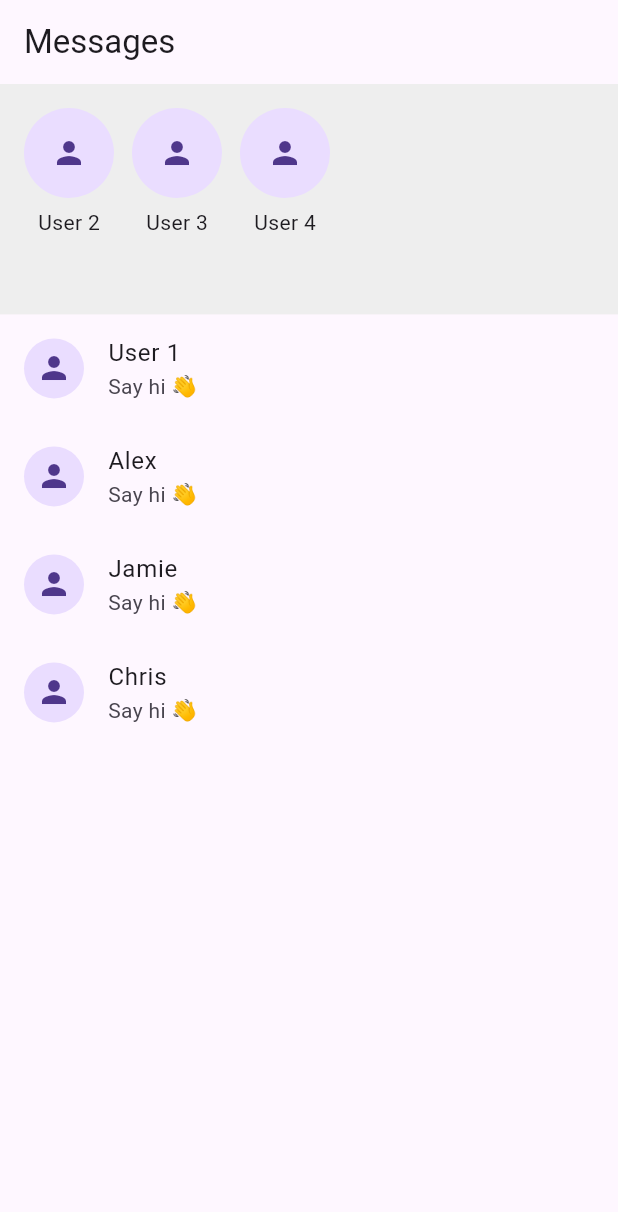
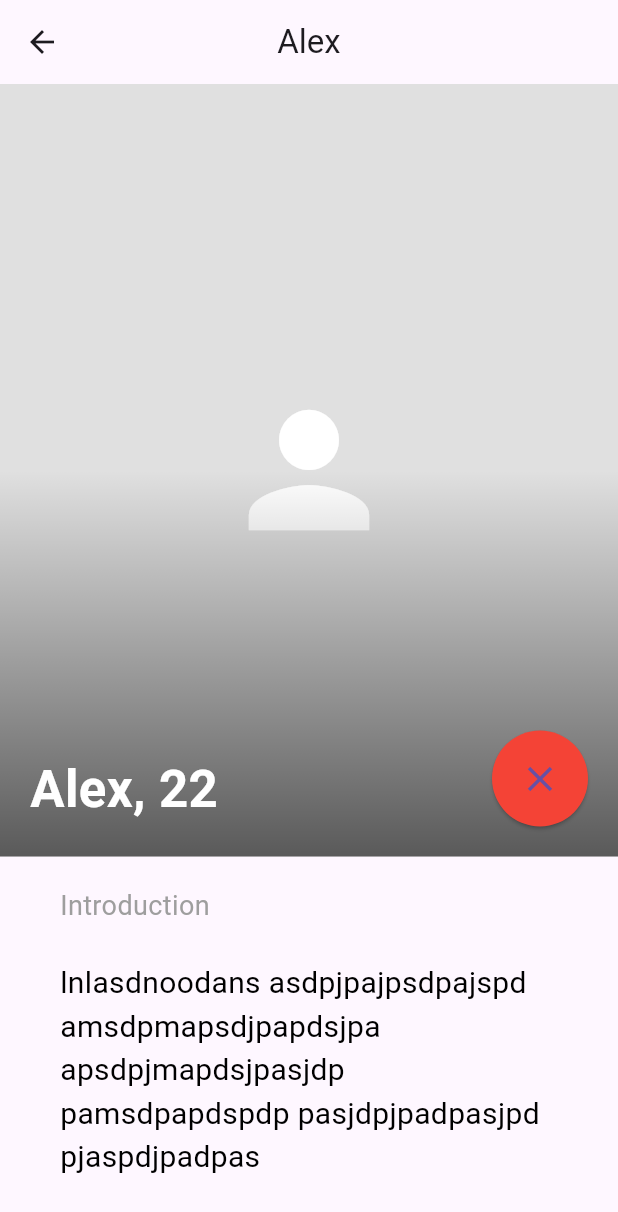
Before and after one commit to alanpbenny/trying_flutter, a Flutter app: the MessagesScreen screen opened directly, after a tap on "User 1", on a phone screen of 412 x 824 dp. Shown: the top 1212 px of the screen. Run offline on Flutter 3.47's test engine with Material 3 defaults, Android fonts, the phone set to English and light mode, and no system bars; accounts and stored records are empty.

Commit message:
latest changes

```diff
--- a/lib/messages_screen.dart
+++ b/lib/messages_screen.dart
@@ -1,6 +1,6 @@
 import 'package:flutter/material.dart';
 import 'messages.dart';
-
+import 'otherProfile_scree.dart';
 class MessagesScreen extends StatefulWidget {
   const MessagesScreen({super.key});
 
@@ -94,7 +94,14 @@ class _MessagesScreenState extends State<MessagesScreen> {
                   return Padding(
                     padding: const EdgeInsets.only(right: 12),
                     child: GestureDetector(
-                      onTap: () => acceptMatch(user),
+                      onTap: () {
+                        Navigator.push(
+                      context,
+                      MaterialPageRoute(
+                        builder: (context) => OtherProfileScreen(),
+                      ),
+                    );
+                      },
                       child: Column(
                         mainAxisSize: MainAxisSize.min,
                         children: [
--- /dev/null
+++ b/lib/otherProfile_scree.dart
@@ -0,0 +1,104 @@
+import 'package:flutter/material.dart';
+import '../models/current_user.dart';
+
+class OtherProfileScreen extends StatelessWidget {
+  final String name = "Alex";
+  final String age = "22";
+  final String gym = "Western Gym";
+  final String goal = "Muscle Gain";
+
+  const OtherProfileScreen({super.key});
+
+  @override
+  Widget build(BuildContext context) {
+    return Scaffold(
+      appBar: AppBar(title: Text(name), centerTitle: true),
+      body: SingleChildScrollView(
+        child: Column(
+          crossAxisAlignment: CrossAxisAlignment.start,
+          children: [
+            AspectRatio(
+              aspectRatio: 4 / 5,
+              child: Stack(
+                children: [
+                  // 🔽 Image layer
+                  Container(
+                    width: double.infinity,
+                    color: Colors.grey[300],
+                    child: const Center(
+                      child: Icon(Icons.person, size: 120, color: Colors.white),
+                    ),
+                  ),
+
+                  // 🔽 Gradient overlay (makes text readable)
+                  Positioned.fill(
+                    child: Container(
+                      decoration: BoxDecoration(
+                        gradient: LinearGradient(
+                          begin: Alignment.bottomCenter,
+                          end: Alignment.center,
+                          colors: [
+                            Colors.black.withOpacity(0.6),
+                            Colors.transparent,
+                          ],
+                        ),
+                      ),
+                    ),
+                  ),
+
+                  // 🔽 Name + Age overlay
+                  Positioned(
+                    left: 20,
+                    right: 20,
+                    bottom: 20,
+                    child: Text(
+                      "$name, $age", // replace 22 with real age later
+                      style: const TextStyle(
+                        color: Colors.white,
+                        fontSize: 34,
+                        fontWeight: FontWeight.bold,
+                      ),
+                    ),
+                  ),
+                  Positioned(
+                    bottom: 20,
+                    right: 20,
+                    child: ElevatedButton(
+                      style: ElevatedButton.styleFrom(
+                        backgroundColor: Colors.red,
+                        shape: const CircleBorder(),
+                        padding: const EdgeInsets.all(18),
+                      ),
+                      onPressed: () {},
+                      child: const Icon(Icons.close, size: 28),
+                    ),
+                  ),
+                ],
+              ),
+            ),
+
+            const SizedBox(height: 20),
+            Padding(
+              padding: const EdgeInsets.symmetric(horizontal: 40),
+              child: Text(
+                "Introduction",
+                style: TextStyle(fontSize: 18, color: Colors.grey),
+              ),
+            ),
+            const SizedBox(height: 24),
+            Padding(
+              padding: const EdgeInsets.symmetric(horizontal: 40),
+              child: Text(
+                "lnlasdnoodans asdpjpajpsdpajspd amsdpmapsdjpapdsjpa apsdpjmapdsjpasjdp pamsdpapdspdp pasjdpjpadpasjpd pjaspdjpadpas",
+                style: TextStyle(
+                  fontSize: 20,
+                  color: const Color.fromARGB(255, 0, 0, 0),
+                ),
+              ),
+            ),
+          ],
+        ),
+      ),
+    );
+  }
+}
```
Also changed, not shown: lib/altOtherProfileScreen.dart (added, +104 -0 lines), lib/swipe_screen.dart (+60 -36 lines).
